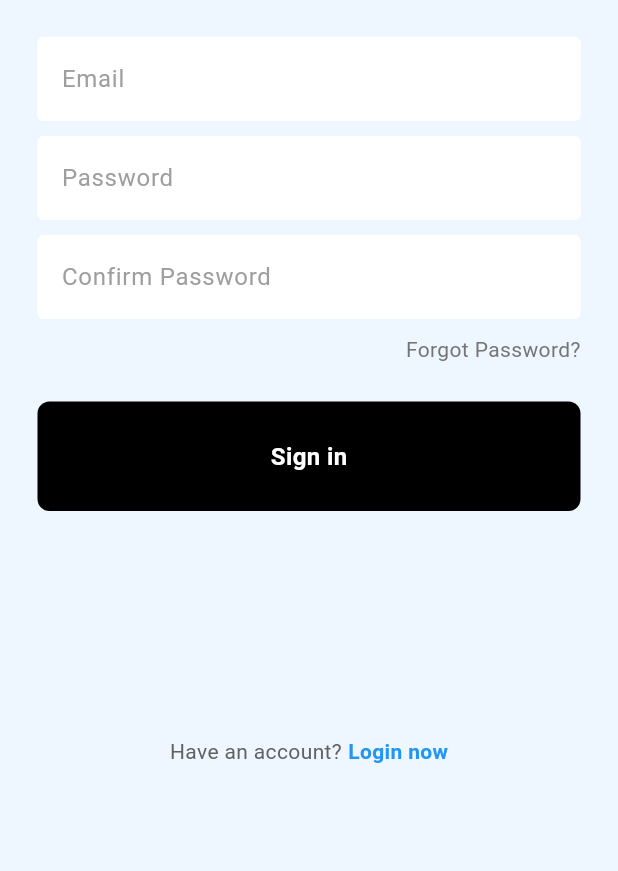
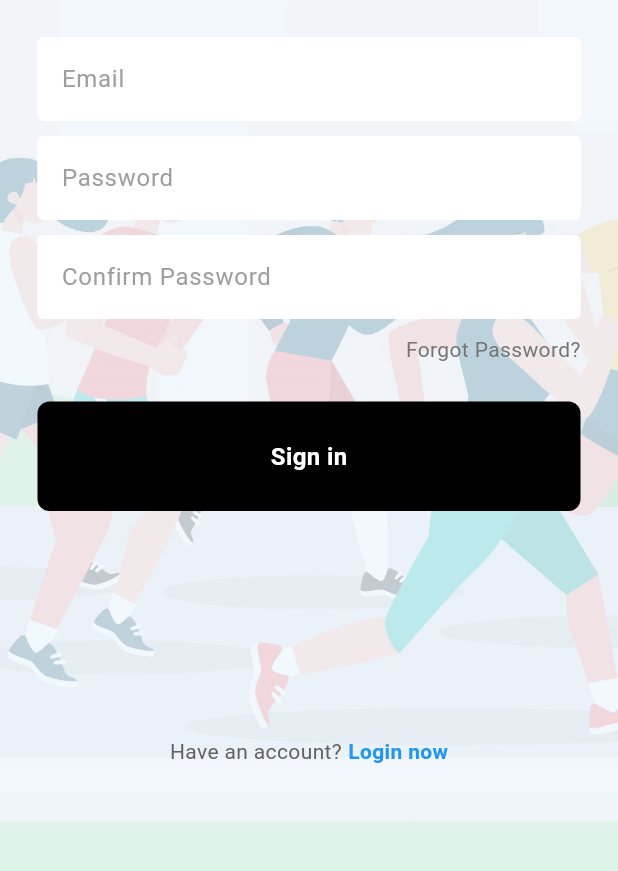
Before and after one commit to wenjebs/Runoogers, a Flutter app: the screen it shows after launch, after a tap on "Register now", on a phone screen of 412 x 824 dp, the part 365-1236 px from its top. Run offline on Flutter 3.47's test engine with Material 3 defaults, Android fonts, the phone set to English and light mode, and no system bars; our stand-ins replace firebase_auth, firebase_core, google_nav_bar; accounts and stored records are empty; network calls fail.

Commit message:
Add background image to login/register

```diff
--- a/lib/pages/login_page.dart
+++ b/lib/pages/login_page.dart
@@ -50,7 +50,7 @@ class _LoginPageState extends State<LoginPage> {
           backgroundColor: Colors.red,
           title: Center(
             child: Text(
-              message, // cant figure this out
+              message,
               style: const TextStyle(color: Colors.white),
             ),
           ),
@@ -61,8 +61,14 @@ class _LoginPageState extends State<LoginPage> {
 
   @override
   Widget build(BuildContext context) {
-    return Scaffold(
-      backgroundColor: const Color(0xffEEF7FF),
+    return Container(
+      decoration: const BoxDecoration(
+          image: DecorationImage(
+        image: AssetImage("lib/images/running.jpg"),
+        fit: BoxFit.cover,
+      )),
+      child: Scaffold(
+        backgroundColor: const Color(0xC9EEF7FF),
         body: SafeArea(
           child: Center(
             child: SingleChildScrollView(
@@ -203,6 +209,7 @@ class _LoginPageState extends State<LoginPage> {
             ),
           ),
         ),
+      ),
     );
   }
 }
--- a/lib/pages/register_page.dart
+++ b/lib/pages/register_page.dart
@@ -63,8 +63,14 @@ class _RegisterPageState extends State<RegisterPage> {
 
   @override
   Widget build(BuildContext context) {
-    return Scaffold(
-      backgroundColor: const Color(0xffEEF7FF),
+    return Container(
+      decoration: const BoxDecoration(
+          image: DecorationImage(
+        image: AssetImage("lib/images/running.jpg"),
+        fit: BoxFit.cover,
+      )),
+      child: Scaffold(
+        backgroundColor: const Color(0xC9EEF7FF),
         body: SafeArea(
           child: Center(
             child: SingleChildScrollView(
@@ -215,6 +221,7 @@ class _RegisterPageState extends State<RegisterPage> {
             ),
           ),
         ),
+      ),
     );
   }
 }
```
Also changed, not shown: lib/images/running.jpg (added). Lines whose indentation alone changed are shown as unchanged.
